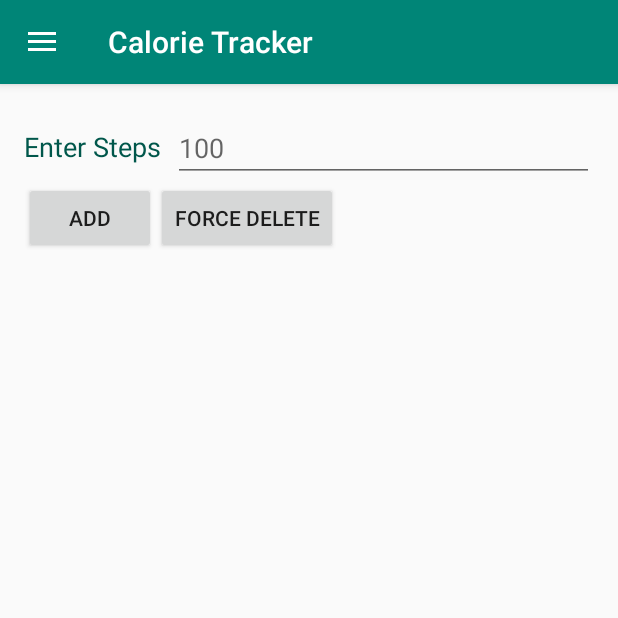
After one commit to psin007/Calorie_Tracker, an Android app: the fragment Steps placed in its activity, on a phone screen of 412 x 824 dp, the top half of it. The commit adds this screen. Run offline under Robolectric (Android 15) with nearby library versions, the phone set to English and light mode, and no system bars; our stand-ins replace Room's generated code; libraries missing offline, so code that uses them is left out: android.arch.persistence.

Commit message:
listview and steps screen

```diff
--- a/app/build.gradle
+++ b/app/build.gradle
@@ -30,4 +30,6 @@ dependencies {
     implementation 'com.google.code.gson:gson:2.3'
     implementation 'com.google.android.gms:play-services-maps:16.1.0'
     implementation 'com.google.android.gms:play-services-places:16.0.0'
+    implementation "android.arch.persistence.room:runtime:1.1.1"
+    annotationProcessor "android.arch.persistence.room:compiler:1.1.1"
 }
--- a/app/src/main/java/com/example/mycalorietracker/PlacesGoogle.java
+++ b/app/src/main/java/com/example/mycalorietracker/PlacesGoogle.java
@@ -51,7 +51,6 @@ public class PlacesGoogle {
         double lon=0;
         String name="";
         Park[] parks=null;
-        Log.d("poojalat","msg");
 
         try{
             JSONObject jsonObject = new JSONObject(result);
@@ -60,7 +59,7 @@ public class PlacesGoogle {
 
 
             for(int i = 0; i<jsonlinkArray.length();i++){
-                lat = jsonlinkArray.getJSONObject(i).getJSONObject("geometry").getJSONObject("location").getDouble("lat");
+                lat = jsonlinkArray.getJSONObject(i).getJSONObject("geometry").getJSONObject("location").getDouble("lat"); //from json response
                 lon = jsonlinkArray.getJSONObject(i).getJSONObject("geometry").getJSONObject("location").getDouble("lng");
                 name = jsonlinkArray.getJSONObject(i).getString("name");
                 parks[i]=new Park(lat,lon,name);
--- a/app/src/main/java/com/example/mycalorietracker/Register.java
+++ b/app/src/main/java/com/example/mycalorietracker/Register.java
@@ -67,6 +67,7 @@ public class Register extends AppCompatActivity {
                             }
                         }, year, month, day);
                 picker.show();
+
             }
         });
 
--- a/app/src/main/java/com/example/mycalorietracker/RestClient.java
+++ b/app/src/main/java/com/example/mycalorietracker/RestClient.java
@@ -7,7 +7,7 @@ import java.net.URL;
 import java.util.Scanner;
 
 public class RestClient {
-    private static final String BASE_URL = "http://118.139.90.63:8080/CalorieTracker/webresources/";
+    private static final String BASE_URL = "http://118.139.73.81:8080/CalorieTracker/webresources/";
 
     public static String checkusercredentials(String username,String passwordhash) {
         final String methodPath = "restcalorietracker.credential/checkCredentials/" + username +"/"+passwordhash;
--- /dev/null
+++ b/app/src/main/java/com/example/mycalorietracker/Steps.java
@@ -0,0 +1,173 @@
+package com.example.mycalorietracker;
+
+import android.app.Fragment;
+import android.arch.persistence.room.Room;
+import android.os.AsyncTask;
+import android.os.Bundle;
+import android.view.LayoutInflater;
+import android.view.View;
+import android.view.ViewGroup;
+import android.widget.AdapterView;
+import android.widget.Button;
+import android.widget.EditText;
+import android.widget.ListView;
+import android.widget.SimpleAdapter;
+import android.widget.TextView;
+import android.widget.Toast;
+
+import java.text.SimpleDateFormat;
+import java.util.ArrayList;
+import java.util.Calendar;
+import java.util.HashMap;
+import java.util.List;
+
+public class Steps  extends Fragment {
+    View vSteps;
+    private int positionSelected;
+    Button updateButton;
+    Button addButton;
+    Button btnForce;
+    StepsRoomDatabase db =null;
+    EditText editText = null;
+    List<HashMap<String, String>> stepsAndTime;
+    SimpleAdapter myListAdapter;
+    ListView stepsList;
+    String[] colHEAD = new String[] {"Time","Steps"};
+    int[] dataCell = new int[] {R.id.timeAdded,R.id.no_Steps};
+    String timeSelectedInList="";
+    @Override
+    public View onCreateView(LayoutInflater inflater, ViewGroup container, Bundle savedInstanceState) {
+        vSteps = inflater.inflate(R.layout.steps, container, false);
+
+        updateButton = (Button)vSteps.findViewById(R.id.button_update);
+        addButton = (Button)vSteps.findViewById(R.id.btn_add);
+        btnForce = (Button)vSteps.findViewById(R.id.button_force);
+        stepsList = (ListView)vSteps.findViewById(R.id.list_view_steps);
+        stepsAndTime = new ArrayList<HashMap<String, String>>();
+        myListAdapter = new SimpleAdapter(vSteps.getContext(),stepsAndTime,R.layout.list_view,colHEAD,dataCell);
+        stepsList.setAdapter(myListAdapter);
+        db = Room.databaseBuilder(getActivity(),StepsRoomDatabase.class, "StepsRoomDatabase").fallbackToDestructiveMigration().build();
+        final Button addButton = (Button)vSteps.findViewById(R.id.btn_add);
+        editText = (EditText)vSteps.findViewById(R.id.stepsEntered);
+        Button forceButton = (Button)vSteps.findViewById(R.id.button_force);
+        //when button to add step is clicked
+        addButton.setOnClickListener(new View.OnClickListener(){
+            public void onClick(View v){
+                InsertSteps insertSteps = new InsertSteps();
+                insertSteps.execute();
+            }
+        });
+        ReadDatabase readDatabase = new ReadDatabase();
+        readDatabase.execute();
+        stepsList.setOnItemClickListener(new AdapterView.OnItemClickListener() {
+            @Override
+            public void onItemClick(AdapterView<?> parent, View view, int position, long id) {
+                Object eachStep = stepsList.getItemAtPosition(position);
+                HashMap<String,String>temp = (HashMap<String,String>)eachStep;
+                String timeEntered = temp.get("Time");
+                String stepsEntered = temp.get("Steps");
+                timeSelectedInList=timeEntered;
+                updateButton.setVisibility(Button.VISIBLE);
+                addButton.setVisibility(Button.GONE);
+                btnForce.setVisibility(Button.GONE);
+                editText.setText(stepsEntered);
+                positionSelected=position;
+                timeSelectedInList=timeEntered;
+            }
+        });
+        //when update button is clicked
+        updateButton.setOnClickListener(new View.OnClickListener(){
+            public void onClick(View v){
+                UpdateSteps updateSteps = new UpdateSteps();
+                updateSteps.execute();
+            }
+        });
+        //when user presses force button
+//        btnForce.setOnClickListener(new View.OnClickListener(){
+//            public void onClick(View v){
+//               deleteFromLocalDb();
+//            }
+//        });
+
+
+
+        return vSteps;
+    }
+    private class InsertSteps extends AsyncTask<Void,Void,String>{
+
+        @Override
+        protected String doInBackground(Void... params) {
+            String numSteps="0";
+            if(!(editText.getText().toString().isEmpty())){
+                numSteps = editText.getText().toString();
+            }
+            //getting current time in String format
+            String date = new SimpleDateFormat("HH:mm").format(Calendar.getInstance().getTime());
+            StepsRoom stepsEx = new StepsRoom(date,Integer.parseInt(numSteps));
+            db.StepsRoomDao().insert(stepsEx);
+            return(numSteps+" on "+date);
+        }
+        @Override
+        protected void onPostExecute(String details) {
+            Toast.makeText(vSteps.getContext(),details+" added",Toast.LENGTH_SHORT).show();
+            ReadDatabase readDatabase = new ReadDatabase();
+            readDatabase.execute();
+
+
+        }
+    }
+
+    private class ReadDatabase extends AsyncTask<Void, Void, Void> {
+        @Override
+        protected Void doInBackground(Void... params) {
+            stepsAndTime.clear();
+            List<StepsRoom> steps = db.StepsRoomDao().getAll();
+            if (!(steps.isEmpty() || steps == null) ){
+                for(StepsRoom temp:steps){
+                    HashMap<String,String> map = new HashMap<String,String>();
+                    map.put("Time",temp.getTimeStamp());
+                    map.put("Steps",String.valueOf(temp.getStepsTaken()));
+                    stepsAndTime.add(map);
+                }
+            }
+            return null;
+
+        }
+        @Override
+        protected void onPostExecute(Void v) {
+            myListAdapter = new SimpleAdapter(vSteps.getContext(),stepsAndTime,R.layout.list_view,colHEAD,dataCell);
+            stepsList.setAdapter(myListAdapter);
+        }
+    }
+
+    private class UpdateSteps extends AsyncTask<Void, Void, String> {
+        @Override
+        protected String doInBackground(Void... params) {
+            StepsRoom step = null;
+            editText = (EditText) vSteps.findViewById(R.id.stepsEntered);
+            if (!(editText.getText().toString().equals(""))) {
+                int newSteps = Integer.parseInt(editText.getText().toString());
+                int id = db.StepsRoomDao().findId(timeSelectedInList);
+                step = db.StepsRoomDao().findByID(id);
+                step.setStepsTaken(newSteps);
+                db.StepsRoomDao().updateSteps(step);
+                return String.valueOf(newSteps);
+            }
+            else{
+                return "";
+            }
+
+        }
+        @Override
+        protected void onPostExecute(String step) {
+            Toast.makeText(vSteps.getContext(),"updated to " + step,Toast.LENGTH_SHORT).show();
+            ReadDatabase readDatabase = new ReadDatabase();
+            readDatabase.execute();
+            updateButton.setVisibility(Button.GONE);
+            addButton.setVisibility(Button.VISIBLE);
+            btnForce.setVisibility(Button.VISIBLE);
+        }
+    }
+
+
+}
--- /dev/null
+++ b/app/src/main/java/com/example/mycalorietracker/StepsRoomDao.java
@@ -0,0 +1,41 @@
+package com.example.mycalorietracker;
+
+import android.arch.persistence.room.Dao;
+import android.arch.persistence.room.Delete;
+import android.arch.persistence.room.Insert;
+import android.arch.persistence.room.Query;
+import android.arch.persistence.room.Update;
+
+import java.util.List;
+
+import static android.arch.persistence.room.OnConflictStrategy.REPLACE;
+
+@Dao
+public interface StepsRoomDao {
+
+    @Query("Select * from StepsRoom")
+    List<StepsRoom> getAll();
+
+    @Query("Select count(steps_taken) from StepsRoom")
+    int totalSteps();
+
+    @Query("Select * from StepsRoom where sid = :searchid LIMIT 1")
+    StepsRoom findByID(int searchid);
+
+    @Query("Select sid from StepsRoom where time_Stamp=:timeStamp")
+    int findId(String timeStamp);
+
+    @Insert
+    void insert(StepsRoom stepsRoom);
+
+    @Delete
+    void delete(StepsRoom stepsRoom);
+
+    @Update(onConflict = REPLACE)
+    public void updateSteps(StepsRoom... stepsRooms);
+
+
+
+
+
+}
--- /dev/null
+++ b/app/src/main/java/com/example/mycalorietracker/StepsRoomDatabase.java
@@ -0,0 +1,28 @@
+package com.example.mycalorietracker;
+
+import android.arch.persistence.db.SupportSQLiteOpenHelper;
+import android.arch.persistence.room.Database;
+import android.arch.persistence.room.DatabaseConfiguration;
+import android.arch.persistence.room.InvalidationTracker;
+import android.arch.persistence.room.Room;
+import android.arch.persistence.room.RoomDatabase;
+import android.content.Context;
+import android.support.annotation.NonNull;
+
+@Database(entities={StepsRoom.class},version = 2,exportSchema = false)
+public abstract class StepsRoomDatabase extends RoomDatabase {
+
+    public abstract StepsRoomDao StepsRoomDao();
+    private static volatile StepsRoomDatabase INSTANCE;
+    static StepsRoomDatabase getDatabase(final Context context) {
+        if (INSTANCE == null) {
+            synchronized (StepsRoomDatabase.class) {
+                if (INSTANCE == null) {
+                    INSTANCE = Room.databaseBuilder(context.getApplicationContext(),StepsRoomDatabase.class, "customer_database").build();
+                }
+            }
+        }
+        return INSTANCE;
+    }
+
+}
--- /dev/null
+++ b/app/src/main/res/layout/steps.xml
@@ -0,0 +1,63 @@
+<?xml version="1.0" encoding="utf-8"?>
+<RelativeLayout xmlns:android="http://schemas.android.com/apk/res/android"
+    android:layout_width="match_parent"
+    android:layout_height="match_parent"
+    android:padding="@dimen/activity_horizontal_margin">
+
+    <TextView
+        android:id="@+id/stepsLabel"
+        android:layout_width="wrap_content"
+        android:layout_height="37dp"
+        android:layout_marginTop="69dp"
+        android:text="Enter Steps"
+
+        android:textColor="@color/colorPrimaryDark"
+        android:textSize="18sp"
+
+        />
+
+    <EditText
+        android:id="@+id/stepsEntered"
+        android:layout_width="282dp"
+        android:layout_height="wrap_content"
+        android:layout_marginTop="60dp"
+        android:layout_toRightOf="@+id/stepsLabel"
+        android:layout_marginLeft="8dp"
+        android:hint="100"
+        android:inputType="number"
+        android:textSize="18sp" />
+
+    <Button
+        android:id="@+id/btn_add"
+        android:layout_width="wrap_content"
+        android:layout_height="wrap_content"
+        android:text="Add"
+        android:layout_below="@id/stepsEntered"/>
+    <Button
+        android:id="@+id/button_force"
+        android:layout_width="wrap_content"
+        android:layout_height="wrap_content"
+        android:text="Force delete"
+        android:layout_toRightOf="@+id/btn_add"
+        android:layout_below="@+id/stepsEntered"/>
+    <Button
+        android:id="@+id/button_update"
+        android:layout_width="wrap_content"
+        android:layout_height="wrap_content"
+        android:text="Update"
+        android:inputType="number"
+        android:layout_below="@+id/stepsEntered"
+        android:visibility="gone"/>
+
+    <ListView
+        android:id="@+id/list_view_steps"
+        android:layout_width="match_parent"
+        android:layout_height="match_parent"
+        android:layout_below="@id/btn_add"
+        android:layout_marginTop="16dp"
+        android:layout_marginBottom="50dp"/>
+
+
+
+
+</RelativeLayout>
--- a/app/src/main/res/menu/activity_nav_drawer_drawer.xml
+++ b/app/src/main/res/menu/activity_nav_drawer_drawer.xml
@@ -5,11 +5,17 @@
             android:id="@+id/nav_myhomeScreen"
             android:title="Dashboard" />
         <item
+            android:id="@+id/nav_myStepsScreen"
+            android:title="Steps" />
+        <item
             android:id="@+id/nav_mydietScreen"
             android:title="My diet" />
         <item
             android:id="@+id/nav_myMapsScreen"
             android:title="Maps" />
+        <item
+            android:id="@+id/nav_myReportScreen"
+            android:title="Report" />
 
     </group>
 </menu>
```
Also changed, not shown: app/src/main/java/com/example/mycalorietracker/NavDrawer.java (+8 -4 lines), app/src/main/java/com/example/mycalorietracker/Report.java (added, +82 -0 lines), app/src/main/java/com/example/mycalorietracker/ReportScreen.java (added, +17 -0 lines), app/src/main/java/com/example/mycalorietracker/StepsRoom.java (added, +51 -0 lines), app/src/main/res/layout/list_view.xml (added, +28 -0 lines), app/src/main/res/layout/report.xml (added, +10 -0 lines).
